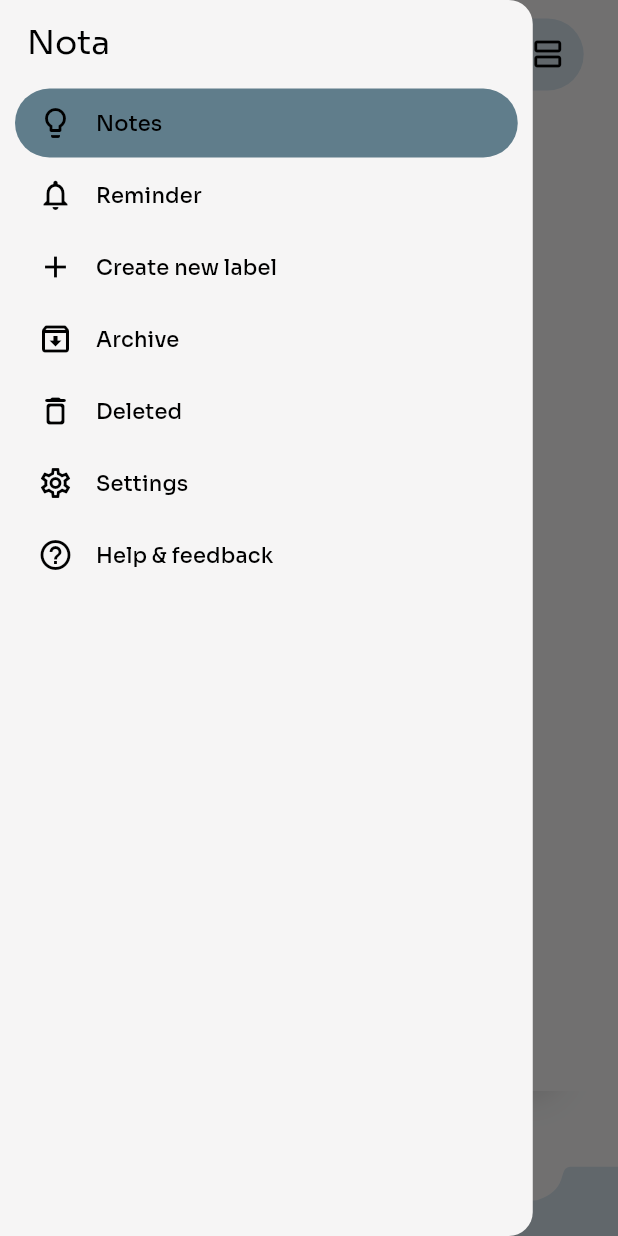
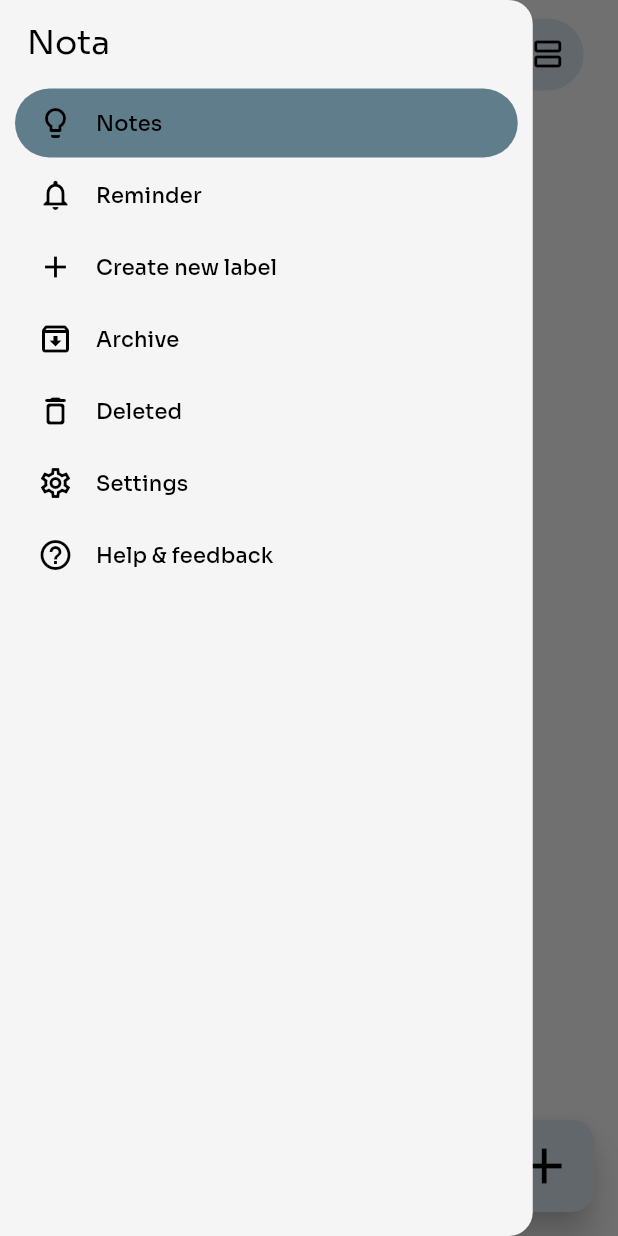
Before and after one commit to Moatasem159/nota, a Flutter app: the screen it shows after launch, with the side drawer open, on a phone screen of 412 x 824 dp. Run offline on Flutter 3.47's test engine with Material 3 defaults, Android fonts, the phone set to English and light mode, and no system bars; our stand-ins replace dartz, flutter_bloc, flutter_image_compress, fluttertoast, get_it, go_router and 4 more; accounts and stored records are empty.

Commit message:
[FINISH] archive screen

```diff
--- a/lib/app/app.dart
+++ b/lib/app/app.dart
@@ -6,14 +6,12 @@ import 'package:nota/config/themes/app_theme.dart';
 import 'package:nota/features/notes/presentation/cubits/app_bar_cubit/app_bar_cubit.dart';
 import 'package:nota/features/notes/presentation/cubits/archive_notes_cubit/archive_notes_cubit.dart';
 import 'package:nota/features/notes/presentation/cubits/change_list_view_cubit/change_list_view_cubit.dart';
-import 'package:nota/features/notes/presentation/cubits/notes_cubit/notes_cubit.dart';
 class Nota extends StatelessWidget {
   const Nota({super.key});
   @override
   Widget build(BuildContext context) {
     return MultiBlocProvider(
       providers: [
-        BlocProvider(create: (context) => NotesCubit(di.sl())..getNotes()),
         BlocProvider(create:(context) => AppBarCubit()),
         BlocProvider(create: (context) => ChangeListViewCubit()),
         BlocProvider(create: (context) => ArchiveNotesCubit(di.sl())),
--- a/lib/features/notes/data/datasources/note_local_data_source.dart
+++ b/lib/features/notes/data/datasources/note_local_data_source.dart
@@ -1,15 +1,11 @@
 import 'package:nota/core/database/hive_consumer.dart';
 import 'package:nota/core/utils/app_constants.dart';
 import 'package:nota/features/notes/domain/entities/note.dart';
-
 abstract class NoteLocalDataSource {
   Future<int> addNote(Note note);
-
   Future<void> archiveNotes(List<Note> note,{bool archive=true});
-
   Future<void> deleteNotes(List<Note> note);
 }
-
 class NoteLocalDataSourceImpl implements NoteLocalDataSource {
   final HiveConsumer _hive;
 
@@ -29,6 +25,7 @@ class NoteLocalDataSourceImpl implements NoteLocalDataSource {
     newNotes.addAll(notes);
     if (archive) {
       for (int i = 0; i < notes.length; i++) {
+        notes[i].pinned=false;
         await notes[i].delete();
         newNotes[i].boxName = AppConstants.archivedNoteBox;
       }
--- a/lib/features/notes/presentation/screens/home_screen.dart
+++ b/lib/features/notes/presentation/screens/home_screen.dart
@@ -1,35 +1,42 @@
 import 'package:flutter/material.dart';
 import 'package:flutter/services.dart';
 import 'package:flutter_bloc/flutter_bloc.dart';
+import 'package:nota/app/injection_container.dart';
 import 'package:nota/config/themes/app_theme.dart';
 import 'package:nota/features/notes/presentation/cubits/app_bar_cubit/app_bar_cubit.dart';
 import 'package:nota/features/notes/presentation/cubits/app_bar_cubit/app_bar_state.dart';
+import 'package:nota/features/notes/presentation/cubits/notes_cubit/notes_cubit.dart';
 import 'package:nota/features/notes/presentation/widgets/custom_drawer_widgets/main_drawer.dart';
-import 'package:nota/features/notes/presentation/widgets/home_screen_widgets/bottom_navigation_bar_widgets/custom_bottom_nav_bar.dart';
+import 'package:nota/features/notes/presentation/widgets/home_screen_widgets/bottom_navigation_bar_widgets/add_note_button_widgets/add_note_button.dart';
 import 'package:nota/features/notes/presentation/widgets/home_screen_widgets/home_screen_body.dart';
 import 'package:nota/features/notes/presentation/widgets/home_screen_widgets/home_app_bar_widgets/home_app_bar.dart';
 class HomeScreen extends StatelessWidget {
   const HomeScreen({super.key});
   @override
   Widget build(BuildContext context) {
-    return BlocBuilder<AppBarCubit, AppBarStates>(
+    return BlocProvider(
+      create: (context) => NotesCubit(sl())..getNotes(),
+      child: BlocBuilder<AppBarCubit, AppBarStates>(
         buildWhen: (previous, current) => current != previous,
         builder: (context, state) {
           return AnnotatedRegion<SystemUiOverlayStyle>(
             value: AppTheme.systemUiOverlayStyle().copyWith(
                 statusBarColor: !BlocProvider.of<AppBarCubit>(context).isBase
-                ? Theme.of(context).appBarTheme.backgroundColor : null),
+                    ? Theme.of(context).appBarTheme.backgroundColor
+                    : null),
             child: SafeArea(
               child: Scaffold(
                 backgroundColor: Theme.of(context).colorScheme.background,
                 appBar: const HomeAppBar(),
                 body: const HomeScreenBody(),
                 drawer: const CustomDrawer(),
-              bottomNavigationBar: const CustomBottomNavBar(),
+                // bottomNavigationBar: const CustomBottomNavBar(),
+                floatingActionButton:const AddNoteButton(),
               ),
             ),
           );
         },
+      ),
     );
   }
 }
--- a/lib/features/notes/presentation/widgets/archive_notes_screen_widgets/archived_notes_gird_view_list.dart
+++ b/lib/features/notes/presentation/widgets/archive_notes_screen_widgets/archived_notes_gird_view_list.dart
@@ -12,7 +12,7 @@ class ArchivedNotesGirdViewList extends StatelessWidget {
     return BlocBuilder<ArchivedNotesCubit, ArchivedNotesStates>(
       builder: (context, state) {
         if (BlocProvider.of<ArchivedNotesCubit>(context).archivedNotes.isNotEmpty) {
-          return CustomGridList(notes: BlocProvider.of<ArchivedNotesCubit>(context).archivedNotes, padding: 15);
+          return CustomGridList(inArchivedScreen: true,notes: BlocProvider.of<ArchivedNotesCubit>(context).archivedNotes, padding: 15);
         }
         return const EmptyBody(
             title: AppStrings.archiveBodyTitle,
--- a/lib/features/notes/presentation/widgets/archive_notes_screen_widgets/archived_notes_list_view.dart
+++ b/lib/features/notes/presentation/widgets/archive_notes_screen_widgets/archived_notes_list_view.dart
@@ -15,6 +15,7 @@ class ArchivedNotesListView extends StatelessWidget {
           return ListView.builder(
               itemCount: BlocProvider.of<ArchivedNotesCubit>(context).archivedNotes.length,
               itemBuilder: (context, index) => NoteWidget(
+                inArchivedScreen: true,
                   isGrid: false,
                   note: BlocProvider.of<ArchivedNotesCubit>(context).archivedNotes[index]));
         }
--- a/lib/features/notes/presentation/widgets/home_screen_widgets/home_app_bar_widgets/options_app_bar_widgets/custom_pop_up_menu_widgets/custom_pop_up_menu.dart
+++ b/lib/features/notes/presentation/widgets/home_screen_widgets/home_app_bar_widgets/options_app_bar_widgets/custom_pop_up_menu_widgets/custom_pop_up_menu.dart
@@ -15,11 +15,11 @@ class CustomPopUpMenu extends StatelessWidget {
   Widget build(BuildContext context) {
     return BlocListener<ArchiveNotesCubit, ArchiveNotesStates>(
       listener: (context, state) {
-        if (state is ArchiveNoteSuccessState && state.inArchivedScreen) {
+        if (state is ArchiveNoteSuccessState && inArchivedScreen) {
           BlocProvider.of<ArchivedNotesCubit>(context).getArchivedNotes();
           BlocProvider.of<AppBarCubit>(context).removeSelection();
         }
-        if (state is ArchiveNoteSuccessState && !state.inArchivedScreen) {
+        if (state is ArchiveNoteSuccessState && !inArchivedScreen) {
           BlocProvider.of<NotesCubit>(context).getNotes();
           BlocProvider.of<AppBarCubit>(context).removeSelection();
         }
--- a/lib/features/notes/presentation/widgets/home_screen_widgets/home_app_bar_widgets/options_app_bar_widgets/options_app_bar.dart
+++ b/lib/features/notes/presentation/widgets/home_screen_widgets/home_app_bar_widgets/options_app_bar_widgets/options_app_bar.dart
@@ -20,7 +20,8 @@ class OptionsAppBar extends StatelessWidget {
           CustomIconButton(onTap: BlocProvider.of<AppBarCubit>(context).removeSelection,icon: Icons.clear),
           const NotesCounter(),
           const Spacer(),
-          const PinNotesButton(),
+          if(!inArchivedScreen)
+          PinNotesButton(inArchivedScreen:inArchivedScreen),
           CustomIconButton(onTap: () {}, icon: Icons.notification_add_outlined),
           CustomIconButton(onTap: () {}, icon: Icons.color_lens_outlined),
           CustomIconButton(onTap: () {}, icon: Icons.label_outline_rounded),
--- a/lib/features/notes/presentation/widgets/home_screen_widgets/home_screen_body.dart
+++ b/lib/features/notes/presentation/widgets/home_screen_widgets/home_screen_body.dart
@@ -4,6 +4,6 @@ class HomeScreenBody extends StatelessWidget {
   const HomeScreenBody({super.key});
   @override
   Widget build(BuildContext context) {
-    return const NotesList();
+    return const NotesList(inArchivedScreen: false);
   }
 }
--- a/lib/features/notes/presentation/widgets/note_widgets/notes_list_widgets/notes_grid_list/custom_grid_list.dart
+++ b/lib/features/notes/presentation/widgets/note_widgets/notes_list_widgets/notes_grid_list/custom_grid_list.dart
@@ -6,7 +6,8 @@ import 'package:nota/features/notes/presentation/widgets/note_widgets/note_widge
 class CustomGridList extends StatelessWidget {
   final List<Note> notes;
   final int padding;
-  const CustomGridList({super.key, required this.notes, required this.padding});
+  final bool inArchivedScreen;
+  const CustomGridList({super.key, required this.notes, required this.padding, required this.inArchivedScreen});
   @override
   Widget build(BuildContext context) {
     return MasonryGridView.builder(
@@ -15,7 +16,7 @@ class CustomGridList extends StatelessWidget {
       padding: EdgeInsets.only(bottom: context.height / padding),
       itemCount:notes.length,
       gridDelegate: const SliverSimpleGridDelegateWithFixedCrossAxisCount(crossAxisCount: 2),
-      itemBuilder: (_, index) =>NoteWidget(isGrid: true, note:notes[index]),
+      itemBuilder: (_, index) =>NoteWidget(inArchivedScreen: inArchivedScreen,isGrid: true, note:notes[index]),
     );
   }
 }
--- a/lib/features/notes/presentation/widgets/note_widgets/notes_list_widgets/notes_grid_list/notes_grid_list.dart
+++ b/lib/features/notes/presentation/widgets/note_widgets/notes_list_widgets/notes_grid_list/notes_grid_list.dart
@@ -5,7 +5,8 @@ import 'package:nota/features/notes/presentation/cubits/notes_cubit/notes_cubit.
 import 'package:nota/features/notes/presentation/cubits/notes_cubit/notes_state.dart';
 import 'package:nota/features/notes/presentation/widgets/note_widgets/notes_list_widgets/notes_grid_list/notes_sliver_grid_list.dart';
 class NotesGridList extends StatelessWidget {
-  const NotesGridList({super.key});
+  final bool inArchivedScreen;
+  const NotesGridList({super.key, required this.inArchivedScreen});
   @override
   Widget build(BuildContext context) {
     return BlocBuilder<NotesCubit, NotesStates>(
@@ -15,12 +16,14 @@ class NotesGridList extends StatelessWidget {
             if(BlocProvider.of<NotesCubit>(context).pinnedNotes.isNotEmpty)
             NotesSliverGridList(
               padding: 80,
+              inArchivedScreen: inArchivedScreen,
               title: AppStrings.pinned,
               notes: BlocProvider.of<NotesCubit>(context).pinnedNotes,
             ),
             if(BlocProvider.of<NotesCubit>(context).notes.isNotEmpty)
             NotesSliverGridList(
                 padding: 15,
+                inArchivedScreen: inArchivedScreen,
                 showTitle: BlocProvider.of<NotesCubit>(context).pinnedNotes.isNotEmpty,
                 title:AppStrings.others,
                 notes: BlocProvider.of<NotesCubit>(context).notes,
--- a/lib/features/notes/presentation/widgets/note_widgets/notes_list_widgets/notes_grid_list/notes_sliver_grid_list.dart
+++ b/lib/features/notes/presentation/widgets/note_widgets/notes_list_widgets/notes_grid_list/notes_sliver_grid_list.dart
@@ -8,7 +8,8 @@ class NotesSliverGridList extends StatelessWidget {
   final int padding;
   final List<Note> notes;
   final bool showTitle;
-  const NotesSliverGridList({super.key, required this.title, required this.padding, required this.notes,this.showTitle=true,});
+  final bool inArchivedScreen;
+  const NotesSliverGridList({super.key, required this.title, required this.padding, required this.notes,this.showTitle=true, required this.inArchivedScreen,});
   @override
   Widget build(BuildContext context) {
     return SliverToBoxAdapter(
@@ -18,7 +19,7 @@ class NotesSliverGridList extends StatelessWidget {
           if(showTitle)
           ListTitle(title:title),
           10.ph,
-          CustomGridList(notes: notes,padding: padding),
+          CustomGridList(inArchivedScreen:inArchivedScreen,notes: notes,padding: padding),
         ],
       ),
     );
--- a/lib/features/notes/presentation/widgets/note_widgets/notes_list_widgets/notes_list.dart
+++ b/lib/features/notes/presentation/widgets/note_widgets/notes_list_widgets/notes_list.dart
@@ -4,15 +4,16 @@ import 'package:nota/features/notes/presentation/cubits/change_list_view_cubit/c
 import 'package:nota/features/notes/presentation/widgets/note_widgets/notes_list_widgets/notes_grid_list/notes_grid_list.dart';
 import 'package:nota/features/notes/presentation/widgets/note_widgets/notes_list_widgets/notes_normal_list.dart';
 class NotesList extends StatelessWidget {
-  const NotesList({super.key});
+  final bool inArchivedScreen;
+  const NotesList({super.key, required this.inArchivedScreen});
   @override
   Widget build(BuildContext context) {
     return BlocBuilder<ChangeListViewCubit,bool>(
       builder: (context, state) {
         if (state) {
-          return const NotesGridList();
+          return NotesGridList(inArchivedScreen: inArchivedScreen,);
         } else {
-          return const NotesNormalList();
+          return NotesNormalList(inArchivedScreen: inArchivedScreen,);
         }
       },
     );
```
Also changed, not shown: lib/features/notes/presentation/screens/add_note_screen.dart (+22 -6 lines), lib/features/notes/presentation/widgets/home_screen_widgets/bottom_navigation_bar_widgets/add_note_button_widgets/add_note_button.dart (+10 -12 lines), lib/features/notes/presentation/widgets/home_screen_widgets/home_app_bar_widgets/options_app_bar_widgets/pin_notes_button.dart (+7 -3 lines), lib/features/notes/presentation/widgets/note_widgets/note_widget.dart (+13 -6 lines), lib/features/notes/presentation/widgets/note_widgets/notes_list_widgets/notes_normal_list.dart (+4 -3 lines). Lines whose indentation alone changed are shown as unchanged.
